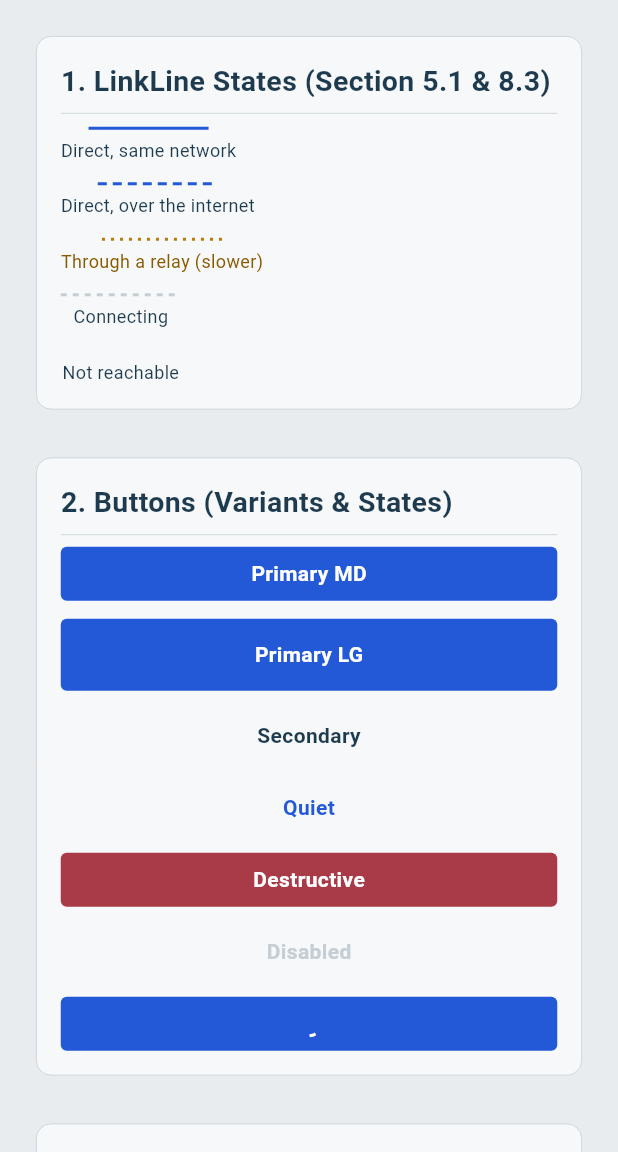
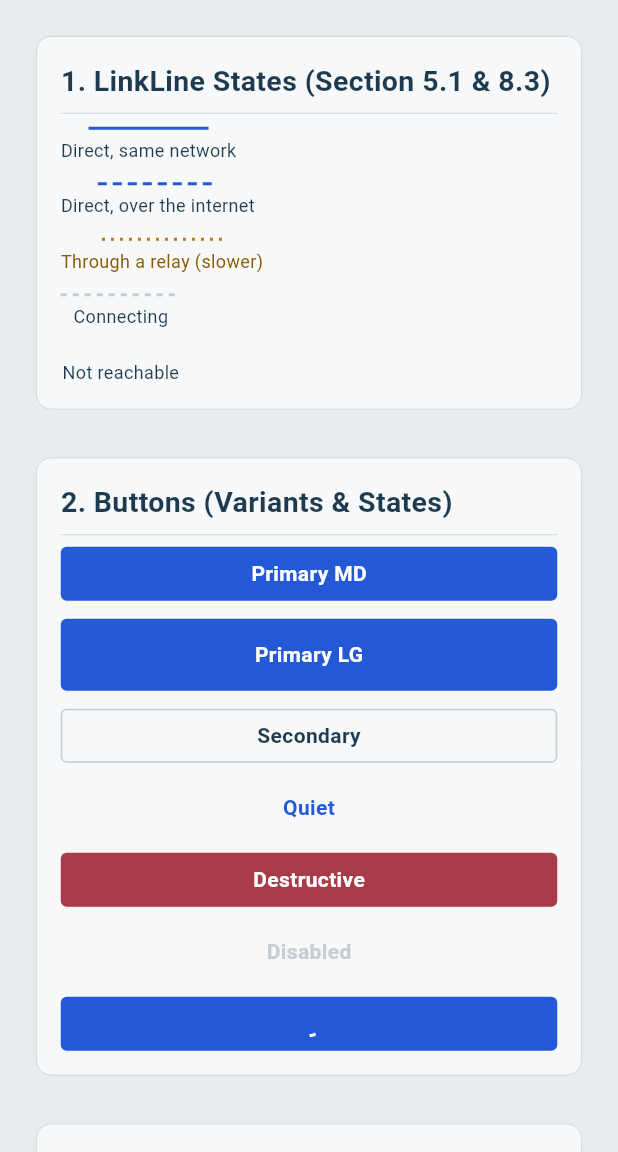
Before and after one commit to barun20saha/TANDEM, a Flutter app: the screen it shows after launch, on a phone screen of 412 x 824 dp, the part 84-1236 px from its top. Run offline on Flutter 3.47's test engine with Material 3 defaults, Android fonts, the phone set to English and light mode, and no system bars; Roboto replaces fonts that are missing (Atkinson Hyperlegible Next, Familjen Grotesk).

Commit message:
fix(ui): eliminate Material shape and borderRadius conflict in TandemButton

```diff
--- a/app/lib/components/buttons.dart
+++ b/app/lib/components/buttons.dart
@@ -74,13 +74,10 @@ class TandemButton extends StatelessWidget {
       ),
       child: Material(
         color: bg,
-        borderRadius: BorderRadius.circular(TandemTokens.radius_control),
-        shape: border != BorderSide.none
-            ? RoundedRectangleBorder(
-                borderRadius: BorderRadius.circular(TandemTokens.radius_control),
-                side: border,
-              )
-            : null,
+        shape: RoundedRectangleBorder(
+          borderRadius: BorderRadius.circular(TandemTokens.radius_control),
+          side: border,
+        ),
         child: InkWell(
           onTap: (isLoading || onPressed == null) ? null : onPressed,
           borderRadius: BorderRadius.circular(TandemTokens.radius_control),
```
Also changed, not shown: 1 other file.
